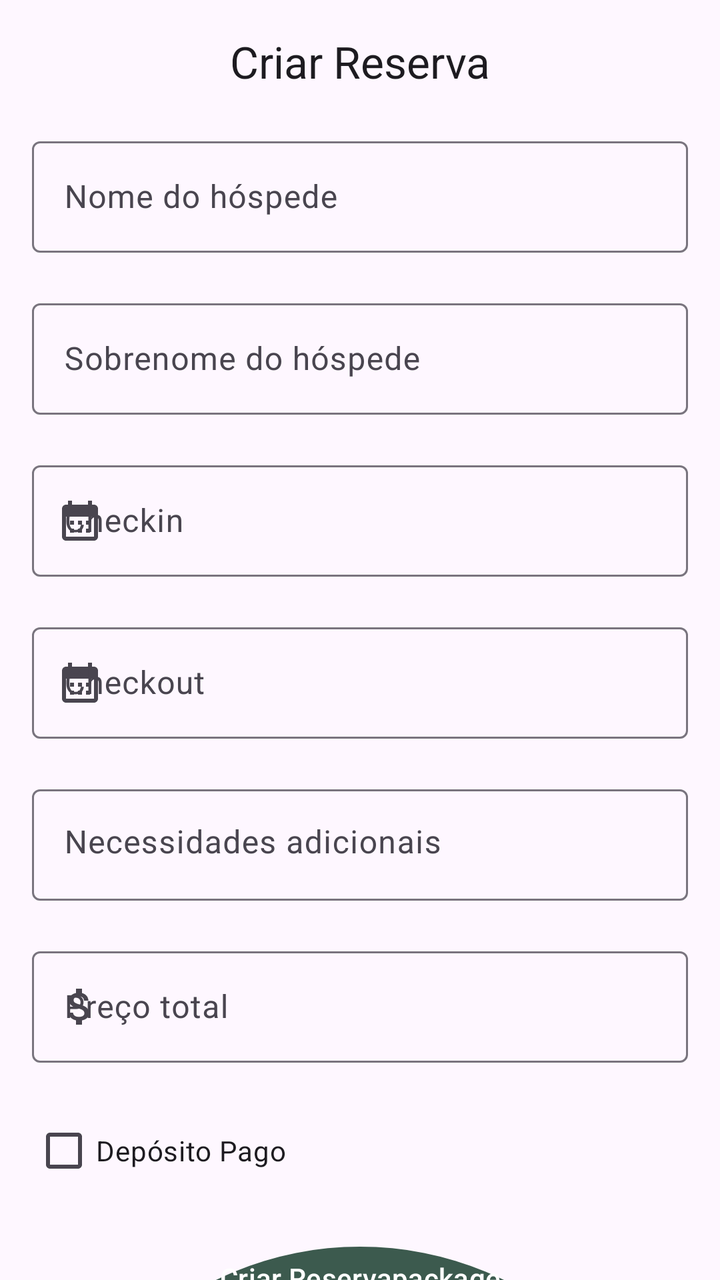
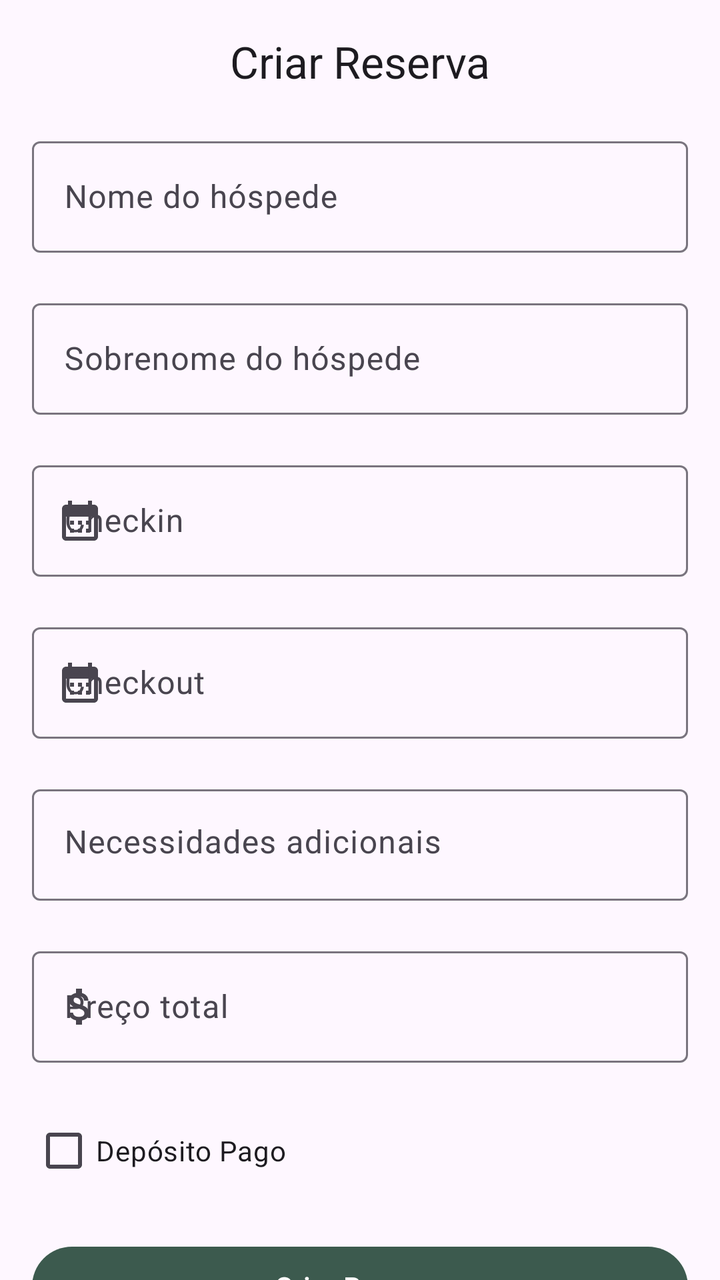

Two renders of the same Android screen: before a commit and after it. Below are the layout's source before the change and the commit's diff.
<!-- AndroidManifest.xml: application theme Theme.Trybnb -->
<!-- res/layout/fragment_create_reservation.xml -->
<?xml version="1.0" encoding="utf-8"?>
<ScrollView
    xmlns:android="http://schemas.android.com/apk/res/android"
    xmlns:app="http://schemas.android.com/apk/res-auto"
    android:id="@+id/create_reservation_scroll_view"
    android:layout_width="match_parent"
    android:layout_height="match_parent"
    android:scrollbars="none">
    <LinearLayout
        android:layout_width="match_parent"
        android:layout_height="wrap_content"
        android:orientation="vertical"
        android:layout_margin="16dp">

        <com.google.android.material.textview.MaterialTextView
            android:id="@+id/title_create_reservation"
            android:layout_width="match_parent"
            android:layout_height="wrap_content"
            android:layout_marginBottom="20dp"
            android:text="Criar Reserva"
            android:textAppearance="@style/TextAppearance.Material3.TitleLarge"
            android:gravity="center"/>

        <com.google.android.material.textfield.TextInputLayout
            android:id="@+id/first_name_create_reservation"
            android:layout_width="match_parent"
            android:layout_height="wrap_content"
            android:layout_marginBottom="20dp"
            android:hint="Nome do hóspede">

            <com.google.android.material.textfield.TextInputEditText
                android:layout_width="match_parent"
                android:layout_height="wrap_content" />

        </com.google.android.material.textfield.TextInputLayout>

        <com.google.android.material.textfield.TextInputLayout
            android:id="@+id/last_name_create_reservation"
            android:layout_width="match_parent"
            android:layout_height="wrap_content"
            android:layout_marginBottom="20dp"
            android:hint="Sobrenome do hóspede">

            <com.google.android.material.textfield.TextInputEditText
                android:layout_width="match_parent"
                android:layout_height="wrap_content" />

        </com.google.android.material.textfield.TextInputLayout>

        <com.google.android.material.textfield.TextInputLayout
            android:id="@+id/checkin_create_reservation"
            android:layout_width="match_parent"
            android:layout_height="wrap_content"
            android:layout_marginBottom="20dp"
            app:startIconDrawable="@drawable/ic_calendar"
            android:hint="Checkin">

            <com.google.android.material.textfield.TextInputEditText
                android:layout_width="match_parent"
                android:layout_height="wrap_content" />

        </com.google.android.material.textfield.TextInputLayout>

        <com.google.android.material.textfield.TextInputLayout
            android:id="@+id/checkout_create_reservation"
            android:layout_width="match_parent"
            android:layout_height="wrap_content"
            android:layout_marginBottom="20dp"
            app:startIconDrawable="@drawable/ic_calendar"
            android:hint="Checkout">

            <com.google.android.material.textfield.TextInputEditText
                android:layout_width="match_parent"
                android:layout_height="wrap_content" />

        </com.google.android.material.textfield.TextInputLayout>

        <com.google.android.material.textfield.TextInputLayout
            android:id="@+id/additional_needs_create_reservation"
            android:layout_width="match_parent"
            android:layout_height="wrap_content"
            android:layout_marginBottom="20dp"
            android:hint="Necessidades adicionais">

            <com.google.android.material.textfield.TextInputEditText
                android:layout_width="match_parent"
                android:layout_height="wrap_content"
                android:inputType="textMultiLine"
                android:maxLines="3"
                android:gravity="start|top" />

        </com.google.android.material.textfield.TextInputLayout>

        <com.google.android.material.textfield.TextInputLayout
            android:id="@+id/total_price_create_reservation"
            android:layout_width="match_parent"
            android:layout_height="wrap_content"
            android:layout_marginBottom="20dp"
            android:hint="Preço total"
            app:startIconDrawable="@drawable/ic_money">

            <com.google.android.material.textfield.TextInputEditText
                android:layout_width="match_parent"
                android:layout_height="wrap_content" />

        </com.google.android.material.textfield.TextInputLayout>

        <CheckBox
            android:id="@+id/depositpaid_create_reservation"
            android:layout_width="match_parent"
            android:layout_height="wrap_content"
            android:layout_marginBottom="20dp"
            android:text="Depósito Pago"/>

        <com.google.android.material.textview.MaterialTextView
            android:id="@+id/confirmation_message"
            android:layout_width="match_parent"
            android:layout_height="wrap_content"
            android:visibility="gone"
            android:gravity="center"
            />

        <com.google.android.material.button.MaterialButton
            android:id="@+id/create_reservation_button"
            android:layout_width="match_parent"
            android:layout_height="wrap_content"
            android:layout_marginBottom="20dp"
            android:text="Criar Reservapackage com.betrybe.trybnb.ui.viewmodels

import android.view.View
import android.widget.TextView
import androidx.recyclerview.widget.RecyclerView
import com.betrybe.trybnb.R

class ReservationViewModel(itemView: View) : RecyclerView.ViewHolder(itemView) {
    var nameTextView: TextView = itemView.findViewById(R.id.name_item_reservation)
    val checkInTextView: TextView = itemView.findViewById(R.id.checkin_item_reservation)
    val checkOutTextView: TextView = itemView.findViewById(R.id.checkout_item_reservation)
    val additionalNeedsTextView: TextView = itemView.findViewById(
        R.id.additional_needs_item_reservation
    )
    val totalPriceTextView: TextView = itemView.findViewById(R.id.total_price_item_reservation)
}"/>

    </LinearLayout>
</ScrollView>
<!-- resources referenced by this layout -->
<resources>
  <!-- drawable ic_calendar (drawable) -->
  <vector android:height="24dp" android:tint="#000000"
      android:viewportHeight="24" android:viewportWidth="24"
      android:width="24dp" xmlns:android="http://schemas.android.com/apk/res/android">
      <path android:fillColor="@android:color/white" android:pathData="M19,4h-1V2h-2v2H8V2H6v2H5C3.89,4 3.01,4.9 3.01,6L3,20c0,1.1 0.89,2 2,2h14c1.1,0 2,-0.9 2,-2V6C21,4.9 20.1,4 19,4zM19,20H5V10h14V20zM9,14H7v-2h2V14zM13,14h-2v-2h2V14zM17,14h-2v-2h2V14zM9,18H7v-2h2V18zM13,18h-2v-2h2V18zM17,18h-2v-2h2V18z"/>
  </vector>
  <!-- drawable ic_money (drawable) -->
  <vector android:height="24dp" android:tint="#000000"
      android:viewportHeight="24" android:viewportWidth="24"
      android:width="24dp" xmlns:android="http://schemas.android.com/apk/res/android">
      <path android:fillColor="@android:color/white" android:pathData="M11.8,10.9c-2.27,-0.59 -3,-1.2 -3,-2.15 0,-1.09 1.01,-1.85 2.7,-1.85 1.78,0 2.44,0.85 2.5,2.1h2.21c-0.07,-1.72 -1.12,-3.3 -3.21,-3.81V3h-3v2.16c-1.94,0.42 -3.5,1.68 -3.5,3.61 0,2.31 1.91,3.46 4.7,4.13 2.5,0.6 3,1.48 3,2.41 0,0.69 -0.49,1.79 -2.7,1.79 -2.06,0 -2.87,-0.92 -2.98,-2.1h-2.2c0.12,2.19 1.76,3.42 3.68,3.83V21h3v-2.15c1.95,-0.37 3.5,-1.5 3.5,-3.55 0,-2.84 -2.43,-3.81 -4.7,-4.4z"/>
  </vector>
  <style name="Theme.Trybnb" parent="Base.Theme.Trybnb" />
  <style name="Base.Theme.Trybnb" parent="Theme.Material3.DayNight.NoActionBar">
          
          <item name="bottomNavigationStyle">@style/Widget.MaterialComponents.BottomNavigationView.Colored</item>
          <item name="colorPrimary">@color/navigation</item>
          <item name="colorOnPrimary">@color/white</item>
      </style>
  <color name="navigation">#3C5A4E</color>
  <color name="white">#FFFFFFFF</color>
</resources>

<!-- the commit's change to res/layout/fragment_create_reservation.xml (unified diff, before → after) -->
@@ -116,6 +116,7 @@
             android:id="@+id/confirmation_message"
             android:layout_width="match_parent"
             android:layout_height="wrap_content"
+            android:text="Reserva feita com sucesso!"
             android:visibility="gone"
             android:gravity="center"
             />
@@ -125,22 +126,7 @@
             android:layout_width="match_parent"
             android:layout_height="wrap_content"
             android:layout_marginBottom="20dp"
-            android:text="Criar Reservapackage com.betrybe.trybnb.ui.viewmodels
-
-import android.view.View
-import android.widget.TextView
-import androidx.recyclerview.widget.RecyclerView
-import com.betrybe.trybnb.R
-
-class ReservationViewModel(itemView: View) : RecyclerView.ViewHolder(itemView) {
-    var nameTextView: TextView = itemView.findViewById(R.id.name_item_reservation)
-    val checkInTextView: TextView = itemView.findViewById(R.id.checkin_item_reservation)
-    val checkOutTextView: TextView = itemView.findViewById(R.id.checkout_item_reservation)
-    val additionalNeedsTextView: TextView = itemView.findViewById(
-        R.id.additional_needs_item_reservation
-    )
-    val totalPriceTextView: TextView = itemView.findViewById(R.id.total_price_item_reservation)
-}"/>
+            android:text="Criar Reserva"/>
 
     </LinearLayout>
 </ScrollView>
